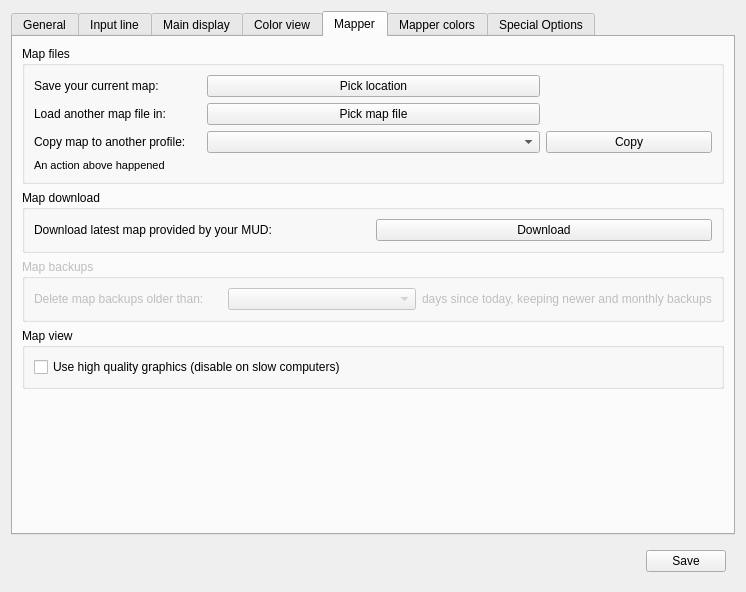
This is src/ui/profile_preferences.ui in Mudlet/Mudlet as Qt 5 draws it before an edit. The edited form follows.
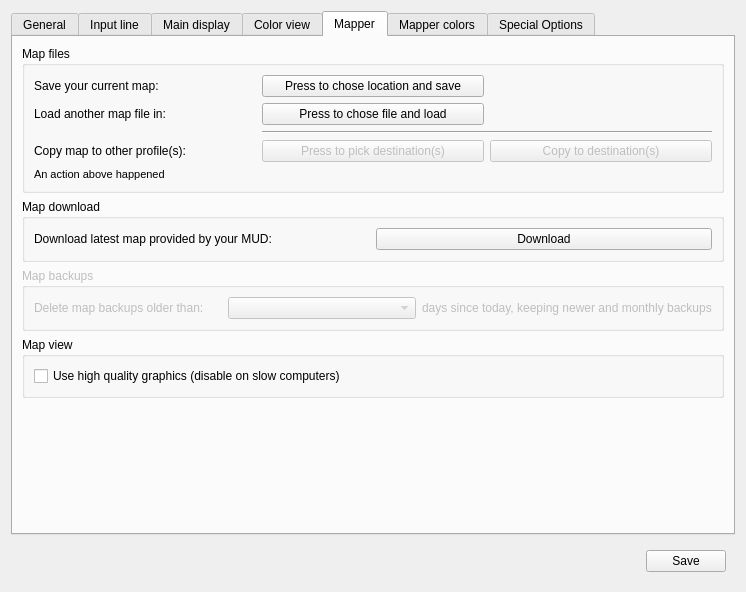
This is the edited form. The open tabs and pages were chosen to show the change. Icons and pictures are not drawn.

Commit message: Fixup: make copying map to multiple profiles work better

```diff
--- a/src/ui/profile_preferences.ui
+++ b/src/ui/profile_preferences.ui
@@ -1324,72 +1324,6 @@
        <string>Mapper</string>
       </attribute>
       <layout class="QGridLayout" name="gridLayout_24">
-       <item row="0" column="0">
-        <widget class="QGroupBox" name="groupBox_3">
-         <property name="title">
-          <string>Map files</string>
-         </property>
-         <layout class="QGridLayout" name="gridLayout_3">
-          <item row="1" column="0">
-           <widget class="QLabel" name="label_10">
-            <property name="text">
-             <string>Load another map file in:</string>
-            </property>
-           </widget>
-          </item>
-          <item row="1" column="1" colspan="2">
-           <widget class="QPushButton" name="load_map_button">
-            <property name="text">
-             <string>Pick map file</string>
-            </property>
-           </widget>
-          </item>
-          <item row="2" column="1" colspan="2">
-           <widget class="QComboBox" name="mapper_profiles_combobox"/>
-          </item>
-          <item row="2" column="3">
-           <widget class="QPushButton" name="copy_map_profile">
-            <property name="text">
-             <string>Copy</string>
-            </property>
-           </widget>
-          </item>
-          <item row="2" column="0">
-           <widget class="QLabel" name="label_12">
-            <property name="text">
-             <string>Copy map to another profile:</string>
-            </property>
-           </widget>
-          </item>
-          <item row="0" column="1" colspan="2">
-           <widget class="QPushButton" name="save_map_button">
-            <property name="text">
-             <string>Pick location</string>
-            </property>
-           </widget>
-          </item>
-          <item row="0" column="0">
-           <widget class="QLabel" name="label_9">
-            <property name="text">
-             <string>Save your current map:</string>
-            </property>
-           </widget>
-          </item>
-          <item row="3" column="0" colspan="4">
-           <widget class="QLabel" name="map_file_action">
-            <property name="font">
-             <font>
-              <pointsize>8</pointsize>
-             </font>
-            </property>
-            <property name="text">
-             <string>An action above happened</string>
-            </property>
-           </widget>
-          </item>
-         </layout>
-        </widget>
-       </item>
        <item row="1" column="0">
         <widget class="QGroupBox" name="downloadMapOptions">
          <property name="title">
@@ -1484,6 +1418,104 @@
          </property>
         </spacer>
        </item>
+       <item row="0" column="0">
+        <widget class="QGroupBox" name="groupBox_mapFiles">
+         <property name="title">
+          <string>Map files</string>
+         </property>
+         <layout class="QGridLayout" name="gridLayout_3">
+          <item row="4" column="0">
+           <widget class="QLabel" name="label_mapFileActionResult">
+            <property name="font">
+             <font>
+              <pointsize>8</pointsize>
+             </font>
+            </property>
+            <property name="text">
+             <string>An action above happened</string>
+            </property>
+           </widget>
+          </item>
+          <item row="3" column="1">
+           <widget class="QPushButton" name="pushButton_chooseProfiles">
+            <property name="enabled">
+             <bool>false</bool>
+            </property>
+            <property name="toolTip">
+             <string>&lt;html&gt;&lt;head/&gt;&lt;body&gt;&lt;p&gt;Use this button to bring up a menu which lists the other profiles in your system. Click on each one that you want to copy the current map &lt;i&gt;as it &lt;b&gt;now is&lt;/b&gt; in &lt;b&gt;this profile&lt;/b&gt;&lt;/i&gt; to those profiles. You can return here and change the selection whilst this dialog is still open but no changes or copies will be made &lt;b&gt;until you press the &amp;quot;&lt;/b&gt;&lt;i&gt;Copy to Destination(s)&amp;quot; button&lt;/i&gt;&lt;/b&gt;. When that button is pressed each of the selected profiles will be examined to determine the room where the player is located in each of those profiles: for profiles that are not loaded, the most recently saved map file is used; for profiles that &lt;b&gt;are&lt;/b&gt; currently loaded at this time, the room where the player is currently is is noted. All of the room numbers for those locations are then written out in the save of the map for &lt;b&gt;this&lt;/b&gt; profile with the normal &lt;i&gt;date-time-stamped&lt;/i&gt; name which is then copied to where the maps are stored for the other profiles. For the other profiles that are active they will then reload the new map and then should replace the player in the location noted - if it still exists; this may be not exactly the right place if there has been movement in the other profile in the meantime so this is best done when all active profiles to be so updated are quiesent!&lt;/p&gt;&lt;p&gt;To enable all the individual instances of a map that is shared between profiles to be kept in step it is best if all the profiles are updated in this manner at the same time rather than separately as previous versions of Mudlet did. If the map iteself is being edited it is essential for that to be done in one active profile at a time otherwise unsaved changes in one profile will get lost when a new map from a different profile is copied over and loaded!&lt;/p&gt;&lt;p&gt;&lt;i&gt;The previous control at this point in the &amp;quot;Profile Preferences&amp;quot; has been changed because it did not lend itself to modifications to enabling multiple profiles to be selected at once.&lt;/i&gt;&lt;/p&gt;&lt;/body&gt;&lt;/html&gt;</string>
+            </property>
+            <property name="text">
+             <string>Press to pick destination(s)</string>
+            </property>
+           </widget>
+          </item>
+          <item row="3" column="2">
+           <widget class="QPushButton" name="pushButton_copyMap">
+            <property name="enabled">
+             <bool>false</bool>
+            </property>
+            <property name="toolTip">
+             <string>&lt;html&gt;&lt;head/&gt;&lt;body&gt;&lt;p&gt;Use this button to make the copy of the current map in &lt;b&gt;this profile&lt;/b&gt; to each of the &lt;i&gt;profiles&lt;/i&gt; selected via the control to the left. Those profiles will be examined to determine the room where the player is located in each of those profiles: for profiles that are not loaded, the most recently saved map file is used; for profiles that &lt;b&gt;are&lt;/b&gt; currently loaded at this time, the room where the player is currently located is noted. All of the room numbers for those locations are then included in the saved data of the map for &lt;b&gt;this&lt;/b&gt; profile with the normal &lt;i&gt;date-time-stamped&lt;/i&gt; name which is then copied to where the maps are stored for the other profiles. For the other profiles that are active they will then reload the new map and then they should replace the player in the location noted automatically - if it still exists; (this may be not exactly the right place if there has been movement in the other profile in the meantime so this is best done when all active profiles to be so updated are quiesent!)&lt;/p&gt;&lt;p&gt;To enable all the individual instances of a map that is shared between profiles to be kept in step it is best if all the profiles are updated this manner at the same time rather than separately as previous versions of Mudlet did. If the map iteself is being edited it is essential for that to be done in one active profile at a time otherwise unsaved changes in one profile will get lost when a new map from a different profile is copied over and loaded!&lt;/p&gt;&lt;/body&gt;&lt;/html&gt;</string>
+            </property>
+            <property name="text">
+             <string>Copy to destination(s)</string>
+            </property>
+           </widget>
+          </item>
+          <item row="0" column="1">
+           <widget class="QPushButton" name="pushButton_saveMap">
+            <property name="text">
+             <string>Press to chose location and save</string>
+            </property>
+           </widget>
+          </item>
+          <item row="1" column="0">
+           <widget class="QLabel" name="label_loadMap">
+            <property name="text">
+             <string>Load another map file in:</string>
+            </property>
+            <property name="buddy">
+             <cstring>pushButton_loadMap</cstring>
+            </property>
+           </widget>
+          </item>
+          <item row="0" column="0">
+           <widget class="QLabel" name="label_saveMap">
+            <property name="text">
+             <string>Save your current map:</string>
+            </property>
+            <property name="buddy">
+             <cstring>pushButton_saveMap</cstring>
+            </property>
+           </widget>
+          </item>
+          <item row="1" column="1">
+           <widget class="QPushButton" name="pushButton_loadMap">
+            <property name="text">
+             <string>Press to chose file and load</string>
+            </property>
+           </widget>
+          </item>
+          <item row="3" column="0">
+           <widget class="QLabel" name="label_copyMap">
+            <property name="text">
+             <string>Copy map to other profile(s):</string>
+            </property>
+            <property name="buddy">
+             <cstring>pushButton_chooseProfiles</cstring>
+            </property>
+           </widget>
+          </item>
+          <item row="2" column="1" colspan="2">
+           <widget class="Line" name="line_aboveCopyMap">
+            <property name="orientation">
+             <enum>Qt::Horizontal</enum>
+            </property>
+           </widget>
+          </item>
+         </layout>
+        </widget>
+       </item>
       </layout>
      </widget>
      <widget class="QWidget" name="tab_4">
```
Left out of the diff: 11 changed lines with no effect on the pictures. The commit also changes 6 other files.
